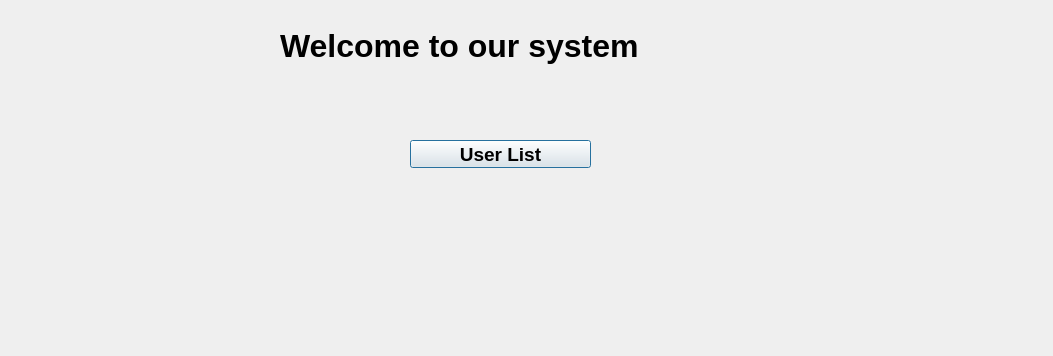
Old version of the form mydialog.ui in the repository Niloyroy14/QTRegistrationSystem.
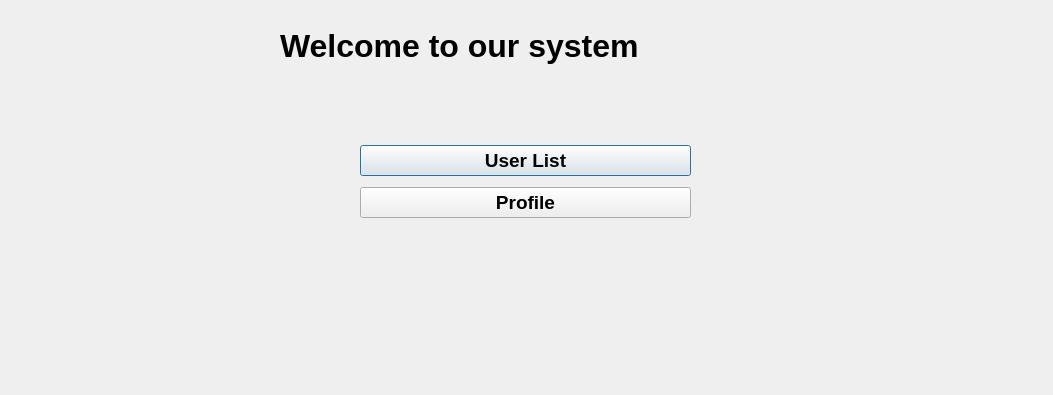
New version of the form.

The edit to the form file:
```diff
--- a/mydialog.ui
+++ b/mydialog.ui
@@ -7,7 +7,7 @@
     <x>0</x>
     <y>0</y>
     <width>1053</width>
-    <height>356</height>
+    <height>395</height>
    </rect>
   </property>
   <property name="windowTitle">
@@ -33,15 +33,18 @@
     <string>Welcome to our system</string>
    </property>
   </widget>
-  <widget class="QPushButton" name="pushButton">
+  <widget class="QWidget" name="">
    <property name="geometry">
     <rect>
-     <x>410</x>
+     <x>360</x>
      <y>140</y>
-     <width>181</width>
-     <height>28</height>
+     <width>331</width>
+     <height>83</height>
     </rect>
    </property>
+   <layout class="QVBoxLayout" name="verticalLayout">
+    <item>
+     <widget class="QPushButton" name="pushButton">
    <property name="font">
     <font>
      <pointsize>14</pointsize>
@@ -52,6 +55,23 @@
    <property name="text">
     <string>User List</string>
    </property>
+     </widget>
+    </item>
+    <item>
+     <widget class="QPushButton" name="profileBtn">
+      <property name="font">
+       <font>
+        <pointsize>14</pointsize>
+        <weight>75</weight>
+        <bold>true</bold>
+       </font>
+      </property>
+      <property name="text">
+       <string>Profile</string>
+      </property>
+     </widget>
+    </item>
+   </layout>
   </widget>
  </widget>
  <resources/>
```
Lines whose indentation alone changed are shown as unchanged.
